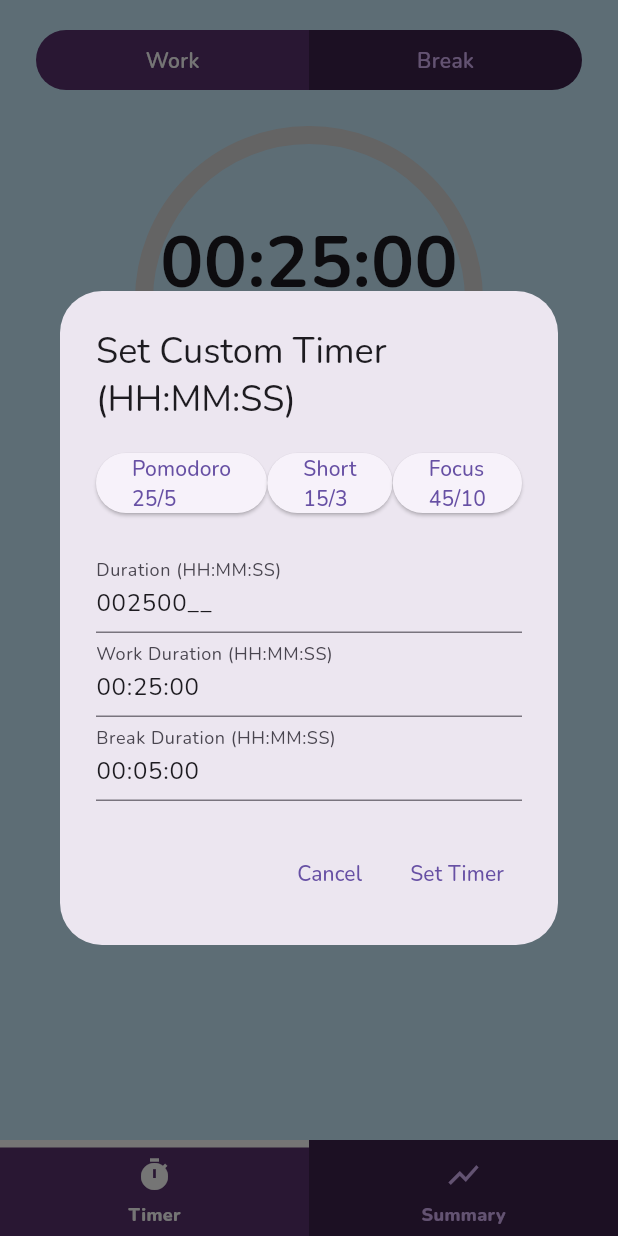
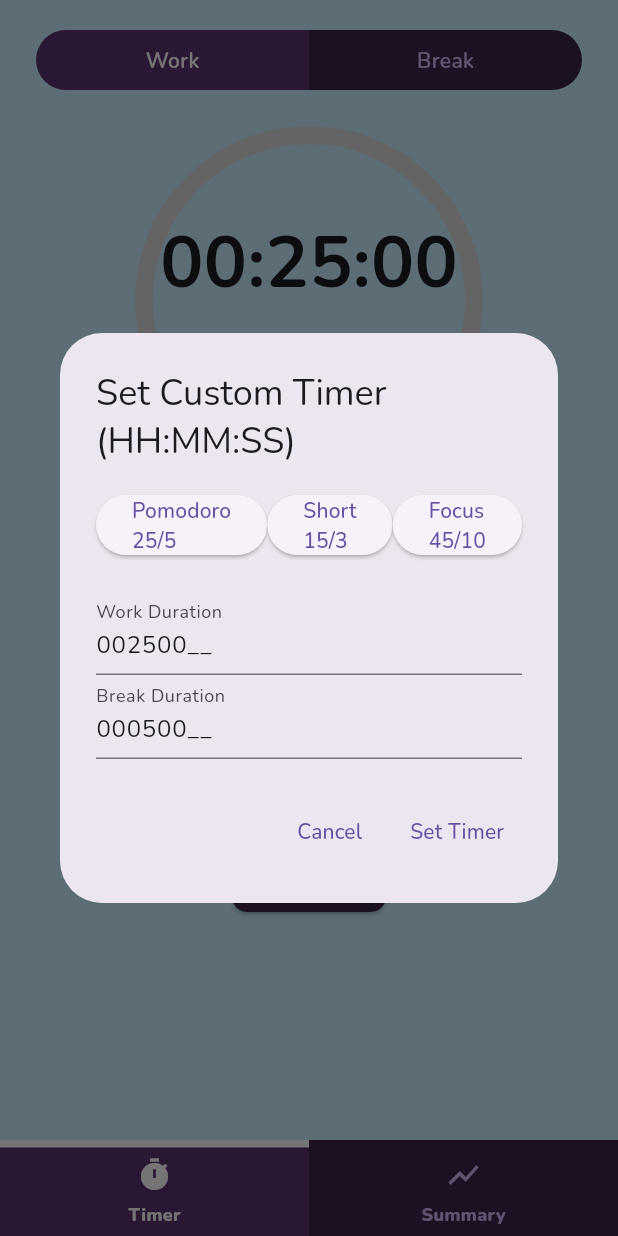
Before and after one commit to lazuardi-kipidapp/pomodoro_timer, a Flutter app: the screen it shows after launch, after a tap on the "settings" icon, on a phone screen of 412 x 824 dp. Run offline on Flutter 3.47's test engine with Material 3 defaults, Android fonts, the phone set to English and light mode, and no system bars; our stand-ins replace awesome_notifications, flutter_local_notifications, mask_text_input_formatter, shared_preferences.

Commit message:
dialog box declutter

```diff
--- a/lib/widgets/custom_timer_dialog.dart
+++ b/lib/widgets/custom_timer_dialog.dart
@@ -19,7 +19,6 @@ class CustomTimerDialog extends StatefulWidget {
 class _CustomTimerDialogState extends State<CustomTimerDialog> {
   late TextEditingController _workController;
   late TextEditingController _breakController;
-  final _durationController = TextEditingController();
   final _formKey = GlobalKey<FormState>();
 
   @override
@@ -31,14 +30,12 @@ class _CustomTimerDialogState extends State<CustomTimerDialog> {
     _breakController = TextEditingController(
       text: TimeUtils.formatDurationFromSeconds(widget.initialBreakDuration),
     );
-    _durationController.text = TimeUtils.formatDurationFromSeconds(widget.initialWorkDuration);
   }
 
   @override
   void dispose() {
     _workController.dispose();
     _breakController.dispose();
-    _durationController.dispose();
     super.dispose();
   }
 
@@ -80,34 +77,14 @@ class _CustomTimerDialogState extends State<CustomTimerDialog> {
                 ),
                 const SizedBox(height: 20),
                 DurationInputField(
-                  controller: _durationController,
+                  controller: _workController,
+                  label: 'Work Duration',
+                  hintText: 'HH:MM:SS',
                 ),
-                TextFormField(
-                  inputFormatters: [InputUtils.hhmmss],
-                  controller: _workController,
-                  keyboardType: TextInputType.datetime,
-                  decoration: const InputDecoration(labelText: 'Work Duration (HH:MM:SS)'),
-                  autovalidateMode: AutovalidateMode.onUserInteraction,
-                  validator: (value) {
-                    final trimmed = value?.trim() ?? '';
-
-                    // Jangan validasi kalau belum lengkap (belum 8 karakter atau masih ada _ )
-                    if (trimmed.isEmpty || trimmed.contains('_') || trimmed.length < 8) {
-                      return null;
-                    }
-
-                    if (!InputUtils.isValidHHMMSS(trimmed)) {
-                      return 'Format waktu harus HH:MM:SS dan dalam rentang yang benar';
-                    }
-
-                    return null;
-                  },
-
-                ),
-                TextField(
+                DurationInputField(
                   controller: _breakController,
-                  keyboardType: TextInputType.datetime,
-                  decoration: const InputDecoration(labelText: 'Break Duration (HH:MM:SS)'),
+                  label: 'Break Duration',
+                  hintText: 'HH:MM:SS',
                 ),
               ],
             ),
@@ -121,12 +98,14 @@ class _CustomTimerDialogState extends State<CustomTimerDialog> {
         ),
         TextButton(
           onPressed: () {
+            if (_formKey.currentState!.validate()) {
               final workDuration = TimeUtils.parseHHMMSS(_workController.text);
               final breakDuration = TimeUtils.parseHHMMSS(_breakController.text);
               Navigator.pop(context, {
                 'work': workDuration,
                 'break': breakDuration,
               });
+            }
           },
           child: const Text('Set Timer'),
         ),
--- a/lib/widgets/duration_input_field.dart
+++ b/lib/widgets/duration_input_field.dart
@@ -58,7 +58,6 @@ void initState() {
   }
 
 
-
   void _onChanged(String _) {
     final raw = _maskFormatter.getUnmaskedText();
     final masked = _maskFormatter.maskText(raw);
```
Lines whose indentation alone changed are shown as unchanged.
